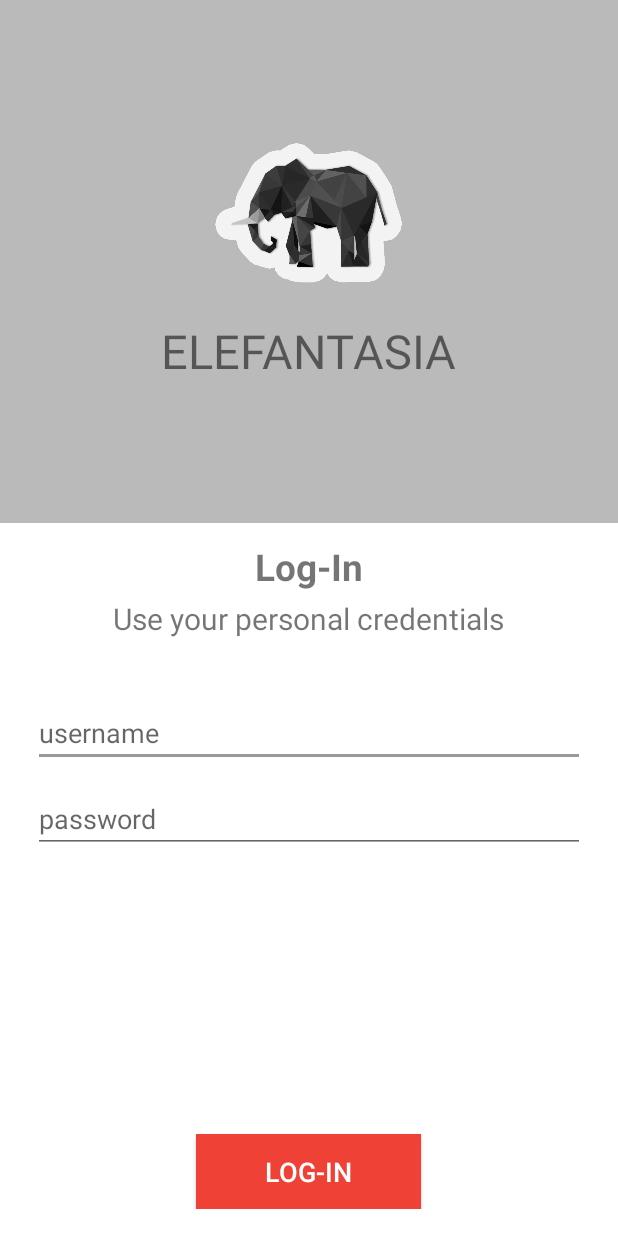
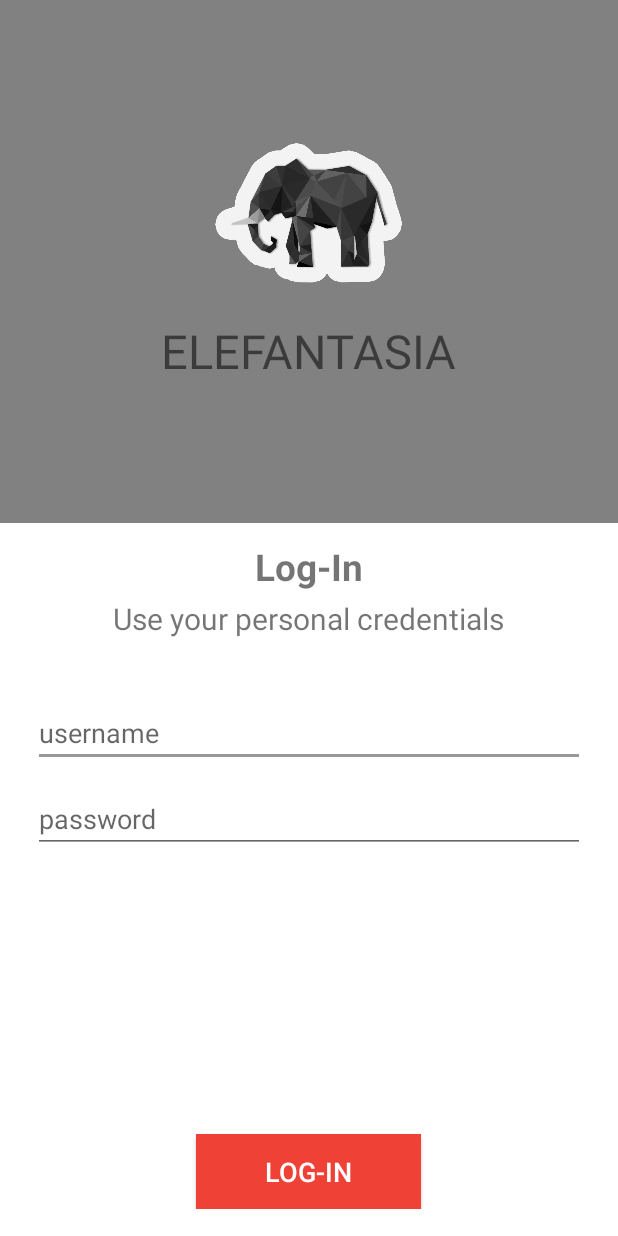
Before and after one commit to ElephantAsia/Elephant-Asia-mobile, an Android app: the screen it shows after launch (LoginActivity), on a phone screen of 412 x 824 dp. Run offline under Robolectric (Android 15) with nearby library versions, the phone set to English and light mode, and no system bars.

Commit message:
fix some things

```diff
--- a/app/src/main/res/layout/login_activity.xml
+++ b/app/src/main/res/layout/login_activity.xml
@@ -17,7 +17,7 @@
     <View
         android:layout_width="match_parent"
         android:layout_height="match_parent"
-        android:background="#22000000" />
+        android:background="#66000000" />
 
     <LinearLayout
         android:layout_width="match_parent"
@@ -75,7 +75,6 @@
 
             <EditText
                 android:layout_marginTop="40dp"
-                android:theme="@style/App_EditTextStyle"
                 android:id="@+id/login_id"
                 android:hint="@string/username"
                 android:inputType="text"
--- a/app/src/main/res/layout/splash_screen_activity.xml
+++ b/app/src/main/res/layout/splash_screen_activity.xml
@@ -1,6 +1,7 @@
 <?xml version="1.0" encoding="utf-8"?>
 <FrameLayout
     xmlns:android="http://schemas.android.com/apk/res/android"
+    android:background="#FFFFFF"
     android:layout_width="fill_parent"
     android:layout_height="fill_parent">
 
--- a/app/src/main/res/values/styles.xml
+++ b/app/src/main/res/values/styles.xml
@@ -16,9 +16,9 @@
     <style name="AppTheme.PopupOverlay" parent="ThemeOverlay.AppCompat.Light" />
 
     <style name="SplashTheme" parent="Theme.AppCompat.NoActionBar">
-        <item name="colorPrimary">@color/transparent</item>
-        <item name="colorPrimaryDark">@color/transparent</item>
-        <item name="colorAccent">@color/transparent</item>
+        <item name="colorPrimary">@color/colorPrimary</item>
+        <item name="colorPrimaryDark">@color/colorPrimaryDark</item>
+        <item name="colorAccent">@color/colorAccent</item>
     </style>
 
     <!--<style name="LoginTheme" parent="Theme.AppCompat.NoActionBar">
@@ -28,13 +28,13 @@
     </style>-->
 
 
-    <style name="App_Theme" parent="@android:style/Theme.Holo">
+    <!--<style name="App_Theme" parent="@android:style/Theme.Holo">
         <item name="android:editTextStyle">@style/App_EditTextStyle</item>
     </style>
 
     <style name="App_EditTextStyle" parent="@android:style/Widget.EditText">
         <item name="android:textColor">#808080</item>
         <item name="android:layout_height">45dip</item>
-    </style>
+    </style>-->
 
 </resources>
```
